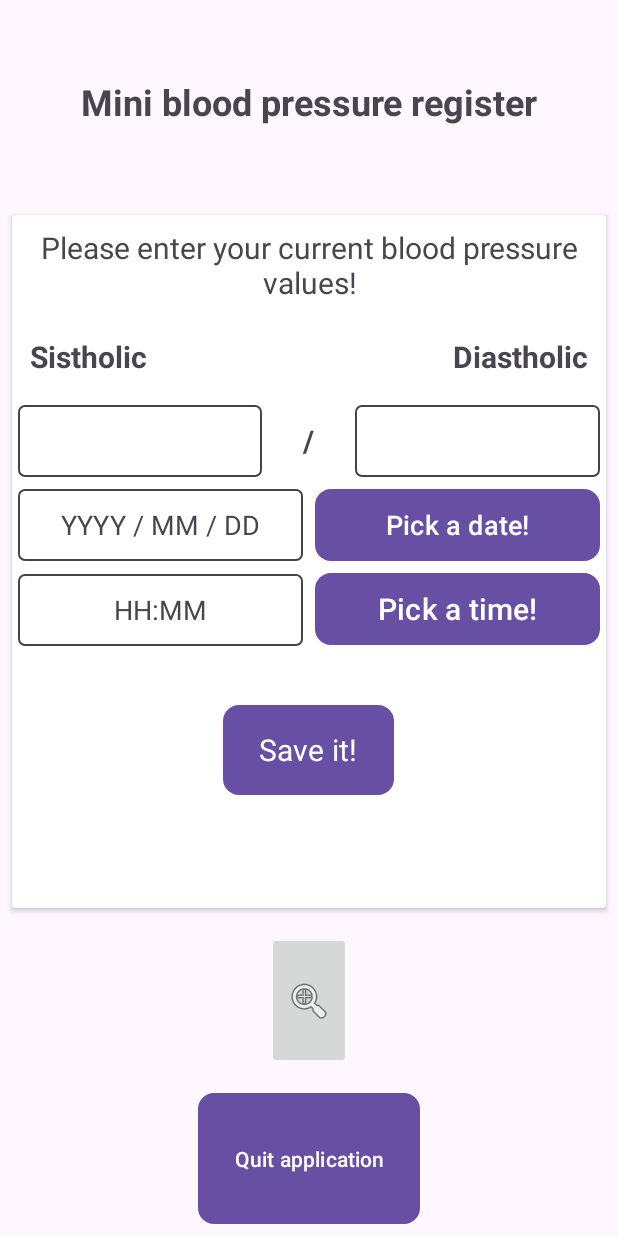
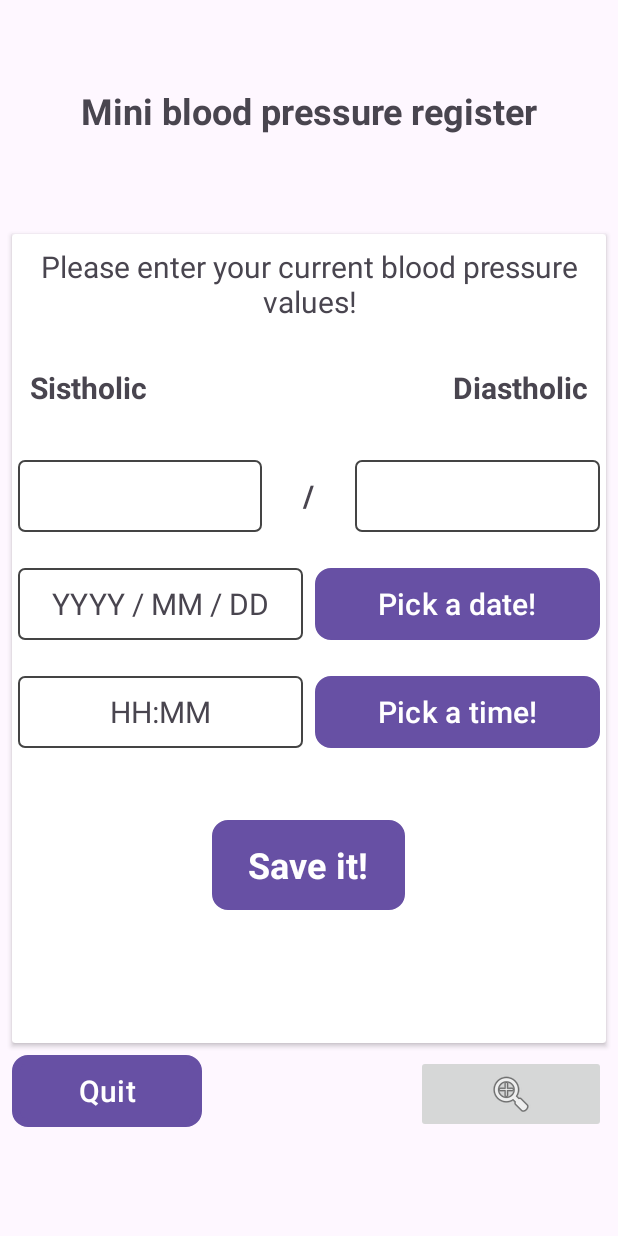
Before and after one commit to huba79/BPRegister, an Android app: the screen it shows after launch (MainActivity), on a phone screen of 412 x 824 dp. Run offline under Robolectric (Android 15) with nearby library versions, the phone set to English and light mode, and no system bars.

```diff
--- a/app/src/main/res/layout/activity_main.xml
+++ b/app/src/main/res/layout/activity_main.xml
@@ -50,6 +50,7 @@
                 android:id="@+id/labelLayout"
                 android:layout_width="match_parent"
                 android:layout_height="wrap_content"
+                android:layout_marginVertical="@dimen/inner_item_margin_vert_long"
                 android:orientation="horizontal">
 
                 <TextView
@@ -62,7 +63,7 @@
                     android:gravity="start|center_vertical"
                     android:paddingHorizontal="@dimen/inner_item_padding_horiz_long"
                     android:text="@string/label_sistholic"
-                    android:textSize="20sp"
+                    android:textSize="@dimen/item_text_size"
                     android:textStyle="bold"
                     android:typeface="sans" />
 
@@ -76,7 +77,7 @@
                     android:gravity="right|center_vertical"
                     android:paddingHorizontal="@dimen/inner_item_padding_horiz_long"
                     android:text="@string/label_diastholic"
-                    android:textSize="20sp"
+                    android:textSize="@dimen/item_text_size"
                     android:textStyle="bold"
                     android:typeface="sans" />
             </LinearLayout>
@@ -85,6 +86,7 @@
                 android:id="@+id/editLayout"
                 android:layout_width="match_parent"
                 android:layout_height="wrap_content"
+                android:layout_marginVertical="@dimen/inner_item_margin_vert_long"
                 android:layout_weight="1"
                 android:orientation="horizontal">
 
@@ -99,7 +101,7 @@
                     android:ems="10"
                     android:gravity="center"
                     android:inputType="number"
-                    android:textSize="18sp"
+                    android:textSize="@dimen/item_text_size"
                     android:textStyle="normal"
                     android:typeface="sans" />
 
@@ -130,7 +132,7 @@
                     android:ems="10"
                     android:gravity="center"
                     android:inputType="number"
-                    android:textSize="18sp"
+                    android:textSize="@dimen/item_text_size"
                     android:textStyle="normal"
                     android:typeface="sans" />
             </LinearLayout>
@@ -139,6 +141,7 @@
                 android:id="@+id/datePickerLayout"
                 android:layout_width="match_parent"
                 android:layout_height="wrap_content"
+                android:layout_marginVertical="@dimen/inner_item_margin_vert_long"
                 android:layout_weight="1"
                 android:gravity="center"
                 android:orientation="horizontal">
@@ -153,7 +156,7 @@
                     android:layout_weight="1"
                     android:background="@drawable/input_borders"
                     android:gravity="center"
-                    android:textSize="18sp"
+                    android:textSize="@dimen/item_text_size"
                     android:textStyle="normal" />
 
                 <Button
@@ -165,7 +168,8 @@
                     android:layout_weight="1"
                     android:background="@drawable/button_borders"
                     android:text="@string/datte_picker_button_text"
-                    android:textSize="18sp" />
+                    android:textSize="@dimen/item_text_size"
+                    android:textStyle="normal" />
 
             </LinearLayout>
 
@@ -173,6 +177,7 @@
                 android:id="@+id/timePickerLayout"
                 android:layout_width="match_parent"
                 android:layout_height="wrap_content"
+                android:layout_marginVertical="@dimen/inner_item_margin_vert_long"
                 android:orientation="horizontal">
 
                 <TextView
@@ -185,7 +190,7 @@
                     android:background="@drawable/input_borders"
                     android:gravity="center"
                     android:text="TextView"
-                    android:textSize="18sp"
+                    android:textSize="@dimen/item_text_size"
                     android:textStyle="normal" />
 
                 <Button
@@ -198,7 +203,7 @@
                     android:background="@drawable/button_borders"
                     android:gravity="center"
                     android:text="@string/time_picker_button"
-                    android:textSize="20sp"
+                    android:textSize="@dimen/item_text_size"
                     android:textStyle="normal" />
 
             </LinearLayout>
@@ -219,8 +224,8 @@
                     android:background="@drawable/button_borders"
                     android:gravity="center"
                     android:text="@string/button_save"
-                    android:textSize="20sp"
-                    android:textStyle="normal"
+                    android:textSize="@dimen/title_font_size"
+                    android:textStyle="bold"
                     android:typeface="sans" />
 
             </LinearLayout>
@@ -228,25 +233,42 @@
 
     </androidx.cardview.widget.CardView>
 
-    <ImageButton
-        android:id="@+id/searchButton"
-        android:layout_width="wrap_content"
+    <LinearLayout
+        android:layout_width="match_parent"
         android:layout_height="wrap_content"
-        android:layout_gravity="center_horizontal"
-        android:layout_marginHorizontal="@dimen/card_margin_horiz"
-        android:layout_marginVertical="@dimen/card_margin_vert"
         android:layout_weight="1"
-        android:src="@android:drawable/ic_menu_zoom" />
+        android:orientation="horizontal">
 
-    <Button
-        android:id="@+id/exitButton"
-        android:layout_width="wrap_content"
-        android:layout_height="@dimen/button_height"
-        android:layout_gravity="center_horizontal"
-        android:layout_marginHorizontal="@dimen/card_margin_horiz"
-        android:layout_marginVertical="@dimen/card_margin_vert"
-        android:layout_weight="1"
-        android:background="@drawable/button_borders"
-        android:text="@string/button_exit" />
+        <Button
+            android:id="@+id/exitButton"
+            android:layout_width="0dp"
+            android:layout_height="@dimen/button_height"
+            android:layout_gravity="center_horizontal"
+            android:layout_marginHorizontal="@dimen/card_margin_horiz"
+            android:layout_marginVertical="@dimen/card_margin_vert"
+            android:layout_weight="1"
+            android:background="@drawable/button_borders"
+            android:text="@string/button_exit"
+            android:textSize="@dimen/item_text_size"
+            android:textStyle="normal" />
+
+        <Button
+            android:id="@+id/button"
+            android:layout_width="0dp"
+            android:layout_height="wrap_content"
+            android:layout_weight="1"
+            android:text="Button"
+            android:visibility="invisible" />
+
+        <ImageButton
+            android:id="@+id/searchButton"
+            android:layout_width="0dp"
+            android:layout_height="wrap_content"
+            android:layout_gravity="center_horizontal"
+            android:layout_marginHorizontal="@dimen/card_margin_horiz"
+            android:layout_marginVertical="@dimen/card_margin_vert"
+            android:layout_weight="1"
+            android:src="@android:drawable/ic_menu_zoom" />
+    </LinearLayout>
 
 </LinearLayout>
--- a/app/src/main/res/values/dimens.xml
+++ b/app/src/main/res/values/dimens.xml
@@ -29,4 +29,8 @@
     <dimen name="card_title_margin_vert">16dp</dimen>
     <dimen name="title_margin_horiz">8dp</dimen>
     <dimen name="title_margin_vert">24dp</dimen>
+
+    <dimen name="title_font_size">24dp</dimen>
+    <dimen name="item_text_size">20dp</dimen>
+    <dimen name="flowing_text_size">16dp</dimen>
 </resources>
```
